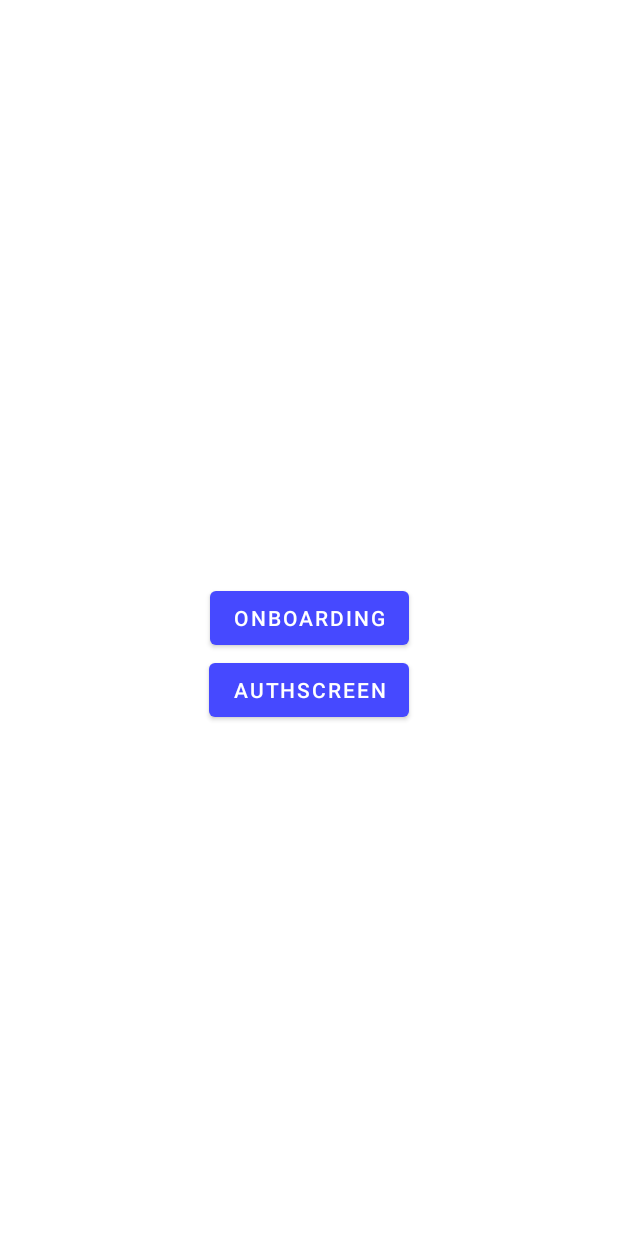
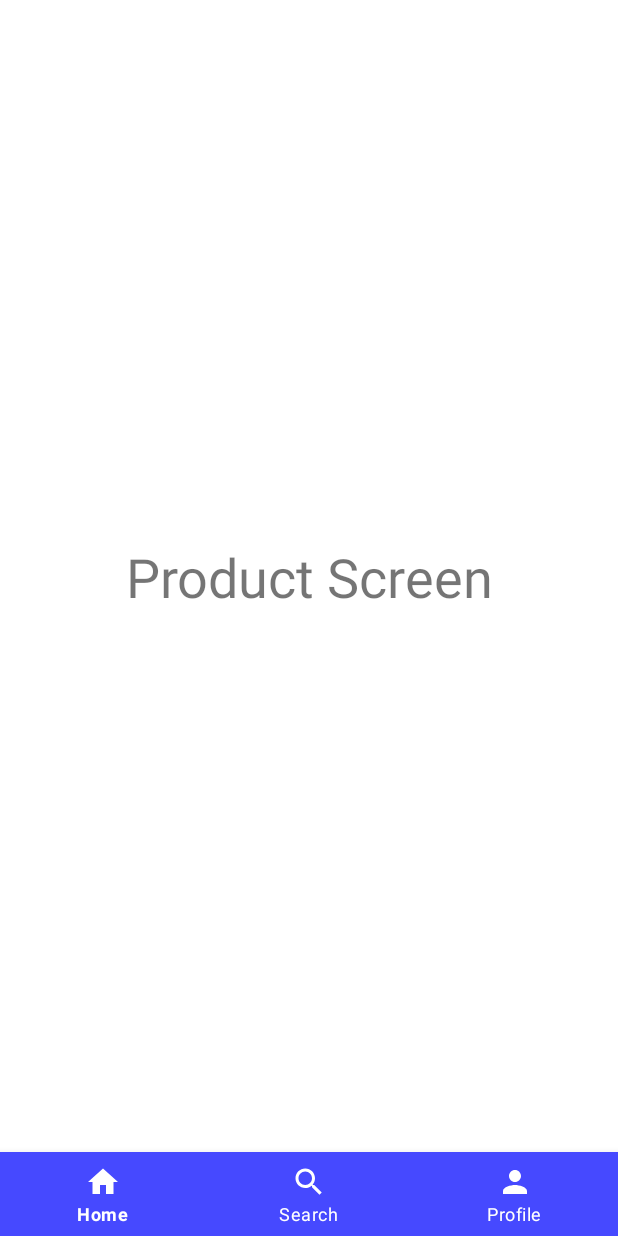
Before and after one commit to yamanf/PazaramaBootcamp-FinalProject, an Android app: the screen it shows after launch once a user with an empty profile is signed in (MainActivity), on a phone screen of 412 x 824 dp. Run offline under Robolectric (Android 15) with nearby library versions, the phone set to English and light mode, and no system bars; our stand-ins replace Firebase (no records; nobody signed in at launch, a user with empty details on screens opened directly), navigation-ui.

Commit message:
Bottom navigation and required fragments are created.

```diff
--- a/app/build.gradle
+++ b/app/build.gradle
@@ -56,6 +56,8 @@ dependencies {
     androidTestImplementation 'androidx.test.ext:junit:1.1.3'
     androidTestImplementation 'androidx.test.espresso:espresso-core:3.4.0'
 
+
+
     //Firebase
     implementation platform('com.google.firebase:firebase-bom:31.0.1')
     implementation 'com.google.firebase:firebase-analytics-ktx'
--- a/app/src/main/java/com/yamanf/shoppingapp/MainActivity.kt
+++ b/app/src/main/java/com/yamanf/shoppingapp/MainActivity.kt
@@ -3,33 +3,40 @@ package com.yamanf.shoppingapp
 import android.content.Intent
 import androidx.appcompat.app.AppCompatActivity
 import android.os.Bundle
+import android.view.MenuItem
 import android.view.View
+import androidx.fragment.app.Fragment
+import androidx.fragment.app.replace
+import androidx.navigation.NavController
+import androidx.navigation.Navigation
+import androidx.navigation.findNavController
+import androidx.navigation.ui.AppBarConfiguration
+import androidx.navigation.ui.NavigationUI.setupWithNavController
+import androidx.navigation.ui.onNavDestinationSelected
+import androidx.navigation.ui.setupActionBarWithNavController
+import androidx.navigation.ui.setupWithNavController
+import com.google.android.material.bottomnavigation.BottomNavigationView
 import com.yamanf.shoppingapp.databinding.ActivityMainBinding
 import com.yamanf.shoppingapp.ui.auth.AuthActivity
 import com.yamanf.shoppingapp.ui.onboarding.OnboardingActivity
+import com.yamanf.shoppingapp.ui.product.ProductFragment
+import com.yamanf.shoppingapp.ui.profile.ProfileFragment
+import com.yamanf.shoppingapp.ui.search.SearchFragment
 
 class MainActivity : AppCompatActivity() {
     private lateinit var binding: ActivityMainBinding
+    private lateinit var navController: NavController
+
     override fun onCreate(savedInstanceState: Bundle?) {
         super.onCreate(savedInstanceState)
         binding = ActivityMainBinding.inflate(layoutInflater)
-        val view = binding.root
-        setContentView(view)
+        setContentView(binding.root)
         supportActionBar?.hide() // Hiding SystemUI
 
+        navController=Navigation.findNavController(this,R.id.fragmentContainerView)
+        setupWithNavController(binding.bottomNavigationView,navController)
     }
-    fun onClick(view: View){
-        when (view.id) {
-            R.id.button -> {
-                val intent =
-                    Intent(applicationContext, OnboardingActivity::class.java)
-                startActivity(intent)
-            }
-            R.id.button2 -> {
-                val intent =
-                    Intent(applicationContext, AuthActivity::class.java)
-                startActivity(intent)
-            }
-        }
-    }
+
+
+
 }
--- /dev/null
+++ b/app/src/main/java/com/yamanf/shoppingapp/ui/product/ProductFragment.kt
@@ -0,0 +1,25 @@
+package com.yamanf.shoppingapp.ui.product
+
+import android.os.Bundle
+import androidx.fragment.app.Fragment
+import android.view.LayoutInflater
+import android.view.View
+import android.view.ViewGroup
+import com.yamanf.shoppingapp.R
+
+
+class ProductFragment : Fragment() {
+
+    override fun onCreate(savedInstanceState: Bundle?) {
+        super.onCreate(savedInstanceState)
+    }
+
+    override fun onCreateView(
+        inflater: LayoutInflater, container: ViewGroup?,
+        savedInstanceState: Bundle?
+    ): View? {
+        // Inflate the layout for this fragment
+        return inflater.inflate(R.layout.fragment_product, container, false)
+    }
+
+}
--- /dev/null
+++ b/app/src/main/res/drawable/ic_baseline_home.xml
@@ -0,0 +1,5 @@
+<vector android:height="24dp" android:tint="#FFFFFF"
+    android:viewportHeight="24" android:viewportWidth="24"
+    android:width="24dp" xmlns:android="http://schemas.android.com/apk/res/android">
+    <path android:fillColor="@android:color/white" android:pathData="M10,20v-6h4v6h5v-8h3L12,3 2,12h3v8z"/>
+</vector>
--- /dev/null
+++ b/app/src/main/res/drawable/ic_baseline_person.xml
@@ -0,0 +1,5 @@
+<vector android:height="24dp" android:tint="#FFFFFF"
+    android:viewportHeight="24" android:viewportWidth="24"
+    android:width="24dp" xmlns:android="http://schemas.android.com/apk/res/android">
+    <path android:fillColor="@android:color/white" android:pathData="M12,12c2.21,0 4,-1.79 4,-4s-1.79,-4 -4,-4 -4,1.79 -4,4 1.79,4 4,4zM12,14c-2.67,0 -8,1.34 -8,4v2h16v-2c0,-2.66 -5.33,-4 -8,-4z"/>
+</vector>
--- /dev/null
+++ b/app/src/main/res/drawable/ic_baseline_search.xml
@@ -0,0 +1,5 @@
+<vector android:height="24dp" android:tint="#FFFFFF"
+    android:viewportHeight="24" android:viewportWidth="24"
+    android:width="24dp" xmlns:android="http://schemas.android.com/apk/res/android">
+    <path android:fillColor="@android:color/white" android:pathData="M15.5,14h-0.79l-0.28,-0.27C15.41,12.59 16,11.11 16,9.5 16,5.91 13.09,3 9.5,3S3,5.91 3,9.5 5.91,16 9.5,16c1.61,0 3.09,-0.59 4.23,-1.57l0.27,0.28v0.79l5,4.99L20.49,19l-4.99,-5zM9.5,14C7.01,14 5,11.99 5,9.5S7.01,5 9.5,5 14,7.01 14,9.5 11.99,14 9.5,14z"/>
+</vector>
--- a/app/src/main/res/layout/activity_main.xml
+++ b/app/src/main/res/layout/activity_main.xml
@@ -6,24 +6,30 @@
     android:layout_height="match_parent"
     tools:context=".MainActivity">
 
+    <fragment
+        android:id="@+id/fragmentContainerView"
+        android:name="androidx.navigation.fragment.NavHostFragment"
+        android:layout_width="match_parent"
+        android:layout_height="0dp"
+        app:defaultNavHost="true"
+        app:navGraph="@navigation/bottom_nav"
+        app:layout_constraintTop_toTopOf="parent"
+        app:layout_constraintBottom_toTopOf="@id/bottomNavigationView"
+        app:layout_constraintStart_toStartOf="parent"
+        app:layout_constraintEnd_toEndOf="parent"/>
 
-    <Button
-        android:id="@+id/button"
-        android:layout_width="wrap_content"
+    <com.google.android.material.bottomnavigation.BottomNavigationView
+        android:id="@+id/bottomNavigationView"
+        android:layout_width="match_parent"
         android:layout_height="wrap_content"
-        android:onClick="onClick"
-        android:text="OnBoarding"
         app:layout_constraintBottom_toBottomOf="parent"
+        app:layout_constraintStart_toStartOf="parent"
         app:layout_constraintEnd_toEndOf="parent"
-        app:layout_constraintStart_toStartOf="parent"
-        app:layout_constraintTop_toTopOf="parent" />
-    <Button
-        android:id="@+id/button2"
-        android:layout_width="wrap_content"
-        android:layout_height="wrap_content"
-        android:onClick="onClick"
-        android:text="AuthScreen"
-        app:layout_constraintEnd_toEndOf="parent"
-        app:layout_constraintStart_toStartOf="parent"
-        app:layout_constraintTop_toBottomOf="@+id/button" />
+        app:menu="@menu/bottom_menu"
+        android:background="@color/lighter_blue"
+        app:itemIconTint="@color/white"
+        app:itemTextColor="@color/white">
+    </com.google.android.material.bottomnavigation.BottomNavigationView>
+
+
 </androidx.constraintlayout.widget.ConstraintLayout>
--- /dev/null
+++ b/app/src/main/res/layout/fragment_product.xml
@@ -0,0 +1,20 @@
+<?xml version="1.0" encoding="utf-8"?>
+<androidx.constraintlayout.widget.ConstraintLayout xmlns:android="http://schemas.android.com/apk/res/android"
+    xmlns:tools="http://schemas.android.com/tools"
+    android:layout_width="match_parent"
+    android:layout_height="match_parent"
+    xmlns:app="http://schemas.android.com/apk/res-auto"
+    tools:context=".ui.product.ProductFragment">
+
+    <TextView
+        android:id="@+id/product"
+        android:layout_width="wrap_content"
+        android:layout_height="wrap_content"
+        android:textSize="36sp"
+        android:text="Product Screen"
+        app:layout_constraintTop_toTopOf="parent"
+        app:layout_constraintBottom_toBottomOf="parent"
+        app:layout_constraintStart_toStartOf="parent"
+        app:layout_constraintEnd_toEndOf="parent"/>
+
+</androidx.constraintlayout.widget.ConstraintLayout>
--- /dev/null
+++ b/app/src/main/res/menu/bottom_menu.xml
@@ -0,0 +1,15 @@
+<?xml version="1.0" encoding="utf-8"?>
+<menu xmlns:android="http://schemas.android.com/apk/res/android">
+    <item
+        android:id="@+id/productFragment"
+        android:icon="@drawable/ic_baseline_home"
+        android:title="@string/home" />
+    <item
+        android:id="@+id/searchFragment"
+        android:icon="@drawable/ic_baseline_search"
+        android:title="@string/search" />
+    <item
+        android:id="@+id/profileFragment"
+        android:icon="@drawable/ic_baseline_person"
+        android:title="@string/profile" />
+</menu>
--- /dev/null
+++ b/app/src/main/res/navigation/bottom_nav.xml
@@ -0,0 +1,23 @@
+<?xml version="1.0" encoding="utf-8"?>
+<navigation xmlns:android="http://schemas.android.com/apk/res/android"
+             xmlns:app="http://schemas.android.com/apk/res-auto"
+    xmlns:tools="http://schemas.android.com/tools"
+    android:id="@+id/bottom_nav"
+    app:startDestination="@id/productFragment">
+
+    <fragment
+        android:id="@+id/productFragment"
+        android:name="com.yamanf.shoppingapp.ui.product.ProductFragment"
+        android:label="fragment_product"
+        tools:layout="@layout/fragment_product" />
+    <fragment
+        android:id="@+id/searchFragment"
+        android:name="com.yamanf.shoppingapp.ui.search.SearchFragment"
+        android:label="fragment_search"
+        tools:layout="@layout/fragment_search" />
+    <fragment
+        android:id="@+id/profileFragment"
+        android:name="com.yamanf.shoppingapp.ui.profile.ProfileFragment"
+        android:label="fragment_profile"
+        tools:layout="@layout/fragment_profile" />
+</navigation>
--- a/app/src/main/res/values/strings.xml
+++ b/app/src/main/res/values/strings.xml
@@ -19,5 +19,8 @@
     <string name="e_mail">E-Mail</string>
     <string name="username">Username</string>
     <string name="password_repeat">Password Repeat</string>
+    <string name="home">Home</string>
+    <string name="search">Search</string>
+    <string name="profile">Profile</string>
 
 </resources>
--- a/build.gradle
+++ b/build.gradle
@@ -8,7 +8,6 @@ buildscript {
     dependencies {
         classpath 'com.android.tools.build:gradle:7.3.1'
         classpath 'org.jetbrains.kotlin:kotlin-gradle-plugin:1.5.21'
-
         classpath("androidx.navigation:navigation-safe-args-gradle-plugin:2.5.0")
         classpath("com.google.dagger:hilt-android-gradle-plugin:2.41")
         classpath 'com.google.gms:google-services:4.3.13'
--- a/gradle.properties
+++ b/gradle.properties
@@ -21,3 +21,4 @@ kotlin.code.style=official
 # resources declared in the library itself and none from the library's dependencies,
 # thereby reducing the size of the R class for that library
 android.nonTransitiveRClass=true
+android.enableJetifier=true
```
Also changed, not shown: app/src/main/java/com/yamanf/shoppingapp/ui/profile/ProfileFragment.kt (added, +28 -0 lines), app/src/main/java/com/yamanf/shoppingapp/ui/search/SearchFragment.kt (added, +27 -0 lines), app/src/main/res/layout/fragment_profile.xml (added, +20 -0 lines), app/src/main/res/layout/fragment_search.xml (added, +19 -0 lines).
